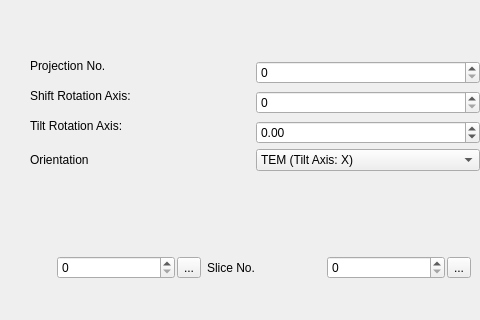
Qt form tomviz/RotateAlignWidget.ui (OpenChemistry/tomviz) before a commit; both pictures show x 342 to 822 and y 129 to 449 of the 822 by 679 pixel window.
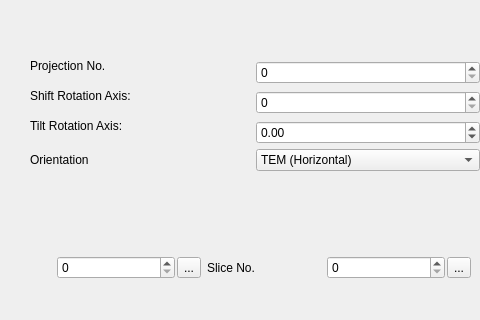
The same form after that commit. Custom widgets are drawn as their Qt base class.

Commit message:
Simplify orientation labels
This changes the names to TEM (Horizontal) and XDT (Vertical).

The edit to the form file:
```diff
--- a/tomviz/RotateAlignWidget.ui
+++ b/tomviz/RotateAlignWidget.ui
@@ -172,7 +172,7 @@
           <widget class="QComboBox" name="orientation">
            <item>
             <property name="text">
-             <string>TEM (Tilt Axis: X)</string>
+             <string>TEM (Horizontal)</string>
             </property>
            </item>
            <item>
```
Left out of the diff: 2 changed lines with no effect on the pictures.
